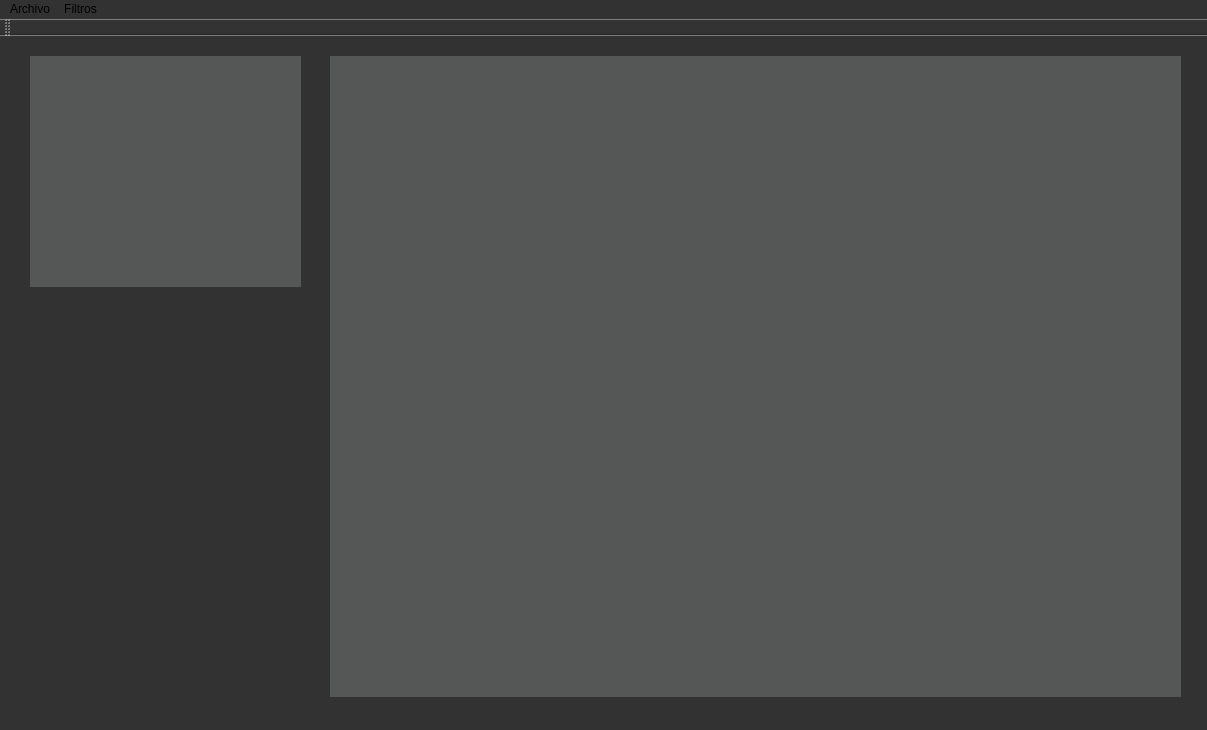
This is InterfazGrafica/gui.ui in nestor2502/R.B.A as Qt 5 draws it before an edit. The edited form follows.
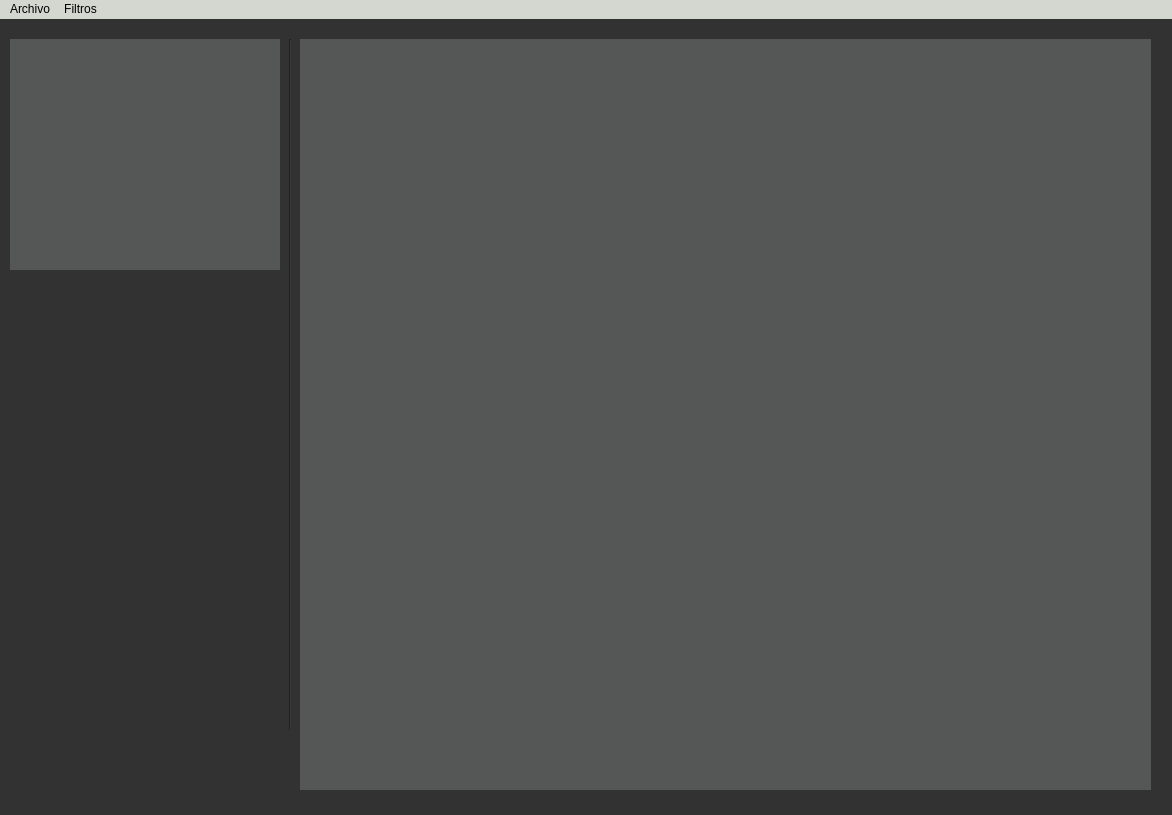
This is the edited form. Icons and pictures are not drawn.

Commit message: se se mofica tool var

```diff
--- a/InterfazGrafica/gui.ui
+++ b/InterfazGrafica/gui.ui
@@ -6,8 +6,8 @@
    <rect>
     <x>0</x>
     <y>0</y>
-    <width>1207</width>
-    <height>730</height>
+    <width>1172</width>
+    <height>815</height>
    </rect>
   </property>
   <property name="windowTitle">
@@ -20,7 +20,7 @@
    <widget class="QLabel" name="label">
     <property name="geometry">
      <rect>
-      <x>30</x>
+      <x>10</x>
       <y>20</y>
       <width>271</width>
       <height>231</height>
@@ -42,10 +42,10 @@
    <widget class="QLabel" name="label_2">
     <property name="geometry">
      <rect>
-      <x>330</x>
+      <x>300</x>
       <y>20</y>
       <width>851</width>
-      <height>641</height>
+      <height>751</height>
      </rect>
     </property>
     <property name="styleSheet">
@@ -55,16 +55,32 @@
      <string/>
     </property>
    </widget>
+   <widget class="Line" name="line">
+    <property name="geometry">
+     <rect>
+      <x>280</x>
+      <y>20</y>
+      <width>20</width>
+      <height>691</height>
+     </rect>
+    </property>
+    <property name="orientation">
+     <enum>Qt::Vertical</enum>
+    </property>
+   </widget>
   </widget>
   <widget class="QMenuBar" name="menuBar">
    <property name="geometry">
     <rect>
      <x>0</x>
      <y>0</y>
-     <width>1207</width>
+     <width>1172</width>
      <height>22</height>
     </rect>
    </property>
+   <property name="styleSheet">
+    <string notr="true">background-color: rgb(211, 215, 207);</string>
+   </property>
    <widget class="QMenu" name="menuArchivo">
     <property name="title">
      <string>Archivo</string>
@@ -84,14 +100,6 @@
    <addaction name="menuArchivo"/>
    <addaction name="menuFiltros"/>
   </widget>
-  <widget class="QToolBar" name="mainToolBar">
-   <attribute name="toolBarArea">
-    <enum>TopToolBarArea</enum>
-   </attribute>
-   <attribute name="toolBarBreak">
-    <bool>false</bool>
-   </attribute>
-  </widget>
   <widget class="QStatusBar" name="statusBar"/>
   <action name="actionNuev_Imagen">
    <property name="text">
```
The commit also changes 5 other files.
